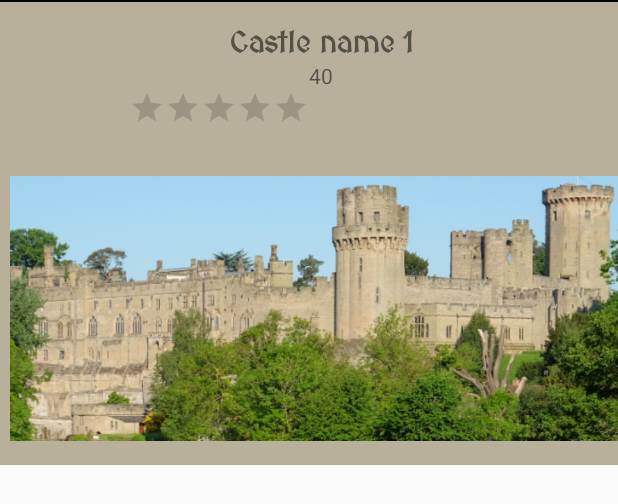
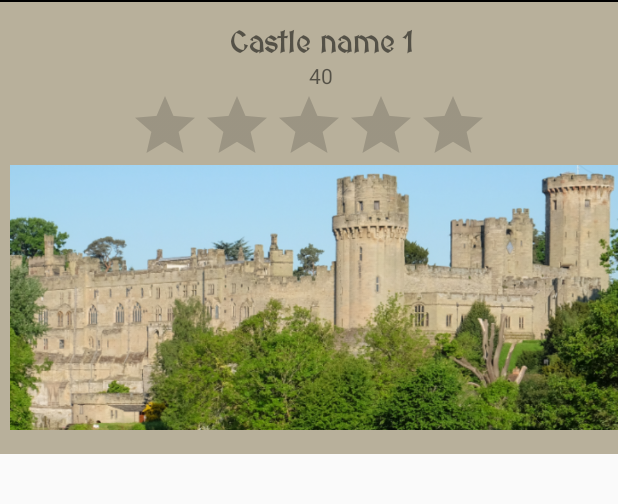
Before and after one commit to RJLgit/CastleAppNF, an Android app: the layout list_item_layout.xml on its own in the app's theme, with its tools: preview values and no code run, on a phone screen of 412 x 824 dp. Shown: the top 504 px of the screen. Run offline under Robolectric (Android 15) with nearby library versions, the phone set to English and light mode, and no system bars.

Commit message:
Centered ratingbar and added some padding to smaller width

```diff
--- a/app/src/main/res/layout-w1000dp/list_item_layout.xml
+++ b/app/src/main/res/layout-w1000dp/list_item_layout.xml
@@ -56,7 +56,7 @@
     <RatingBar
         android:id="@+id/myRatingBar"
         android:layout_width="wrap_content"
-        android:layout_height="48dp"
+        android:layout_height="42dp"
         android:layout_marginStart="16dp"
         android:isIndicator="true"
         android:numStars="5"
--- a/app/src/main/res/layout/list_item_layout.xml
+++ b/app/src/main/res/layout/list_item_layout.xml
@@ -45,30 +45,27 @@
         android:layout_width="wrap_content"
         android:layout_height="wrap_content"
         android:layout_marginStart="16dp"
+        android:layout_marginTop="8dp"
         android:layout_marginEnd="4dp"
         android:layout_marginBottom="16dp"
         android:adjustViewBounds="true"
+        android:padding="0dp"
         app:layout_constraintBottom_toBottomOf="parent"
         app:layout_constraintEnd_toEndOf="parent"
         app:layout_constraintHorizontal_bias="0.475"
         app:layout_constraintStart_toStartOf="parent"
         app:layout_constraintTop_toBottomOf="@id/myRatingBar"
         app:layout_constraintVertical_bias="1.0"
-        app:srcCompat="@drawable/warwick_castle"
-        android:padding="0dp"/>
+        app:srcCompat="@drawable/warwick_castle" />
 
     <RatingBar
         android:id="@+id/myRatingBar"
         android:layout_width="wrap_content"
-        android:layout_height="wrap_content"
+        android:layout_height="42dp"
         android:isIndicator="true"
         android:numStars="5"
-        android:scaleX="0.5"
-        android:scaleY="0.5"
         android:stepSize="0.1"
-        android:transformPivotX="0dp"
-        android:padding="0dp"
-        android:visibility="visible"
+
 
         app:layout_constraintEnd_toEndOf="parent"
         app:layout_constraintStart_toStartOf="parent"
```
